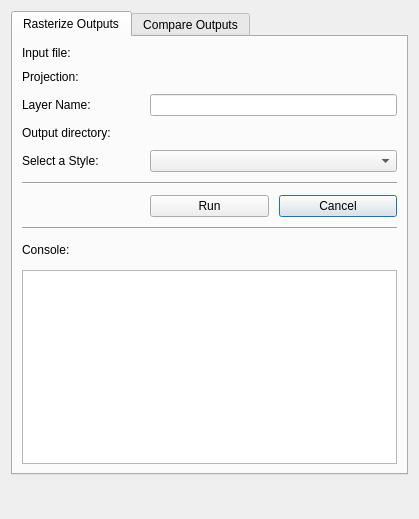
Above: rasterizor/rasterizor_dialog_base.ui from FLO-2DKaren/FLO-2D-Rasterizor before the change. Below: the same form after it.
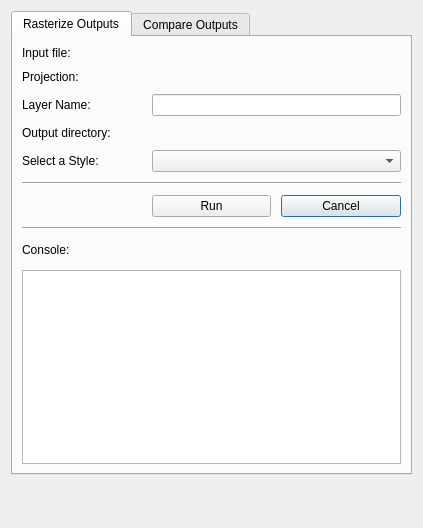
That is the form after the change. Custom widgets are drawn as their Qt base class.

Commit message: Allowed only rasters layers for comparison

Patch:
```diff
--- a/rasterizor/rasterizor_dialog_base.ui
+++ b/rasterizor/rasterizor_dialog_base.ui
@@ -6,8 +6,8 @@
    <rect>
     <x>0</x>
     <y>0</y>
-    <width>419</width>
-    <height>519</height>
+    <width>423</width>
+    <height>528</height>
    </rect>
   </property>
   <property name="windowTitle">
```
The commit also changes 2 other files.
